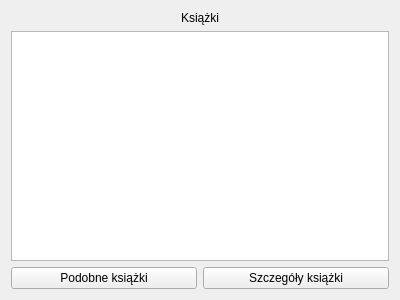
Old version of the form Views/listBookUi.ui in the repository Aniket1900/BookDatabase.
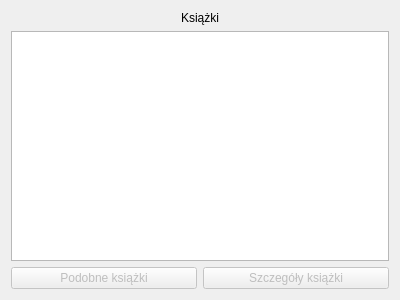
New version of the form.

Diff of the .ui file:
```diff
--- a/Views/listBookUi.ui
+++ b/Views/listBookUi.ui
@@ -31,6 +31,9 @@
     <layout class="QHBoxLayout" name="horizontalLayout">
      <item>
       <widget class="QPushButton" name="pushButton">
+       <property name="enabled">
+        <bool>false</bool>
+       </property>
        <property name="text">
         <string>Podobne książki</string>
        </property>
@@ -38,6 +41,9 @@
      </item>
      <item>
       <widget class="QPushButton" name="pushButton_2">
+       <property name="enabled">
+        <bool>false</bool>
+       </property>
        <property name="text">
         <string>Szczegóły książki</string>
        </property>
```
